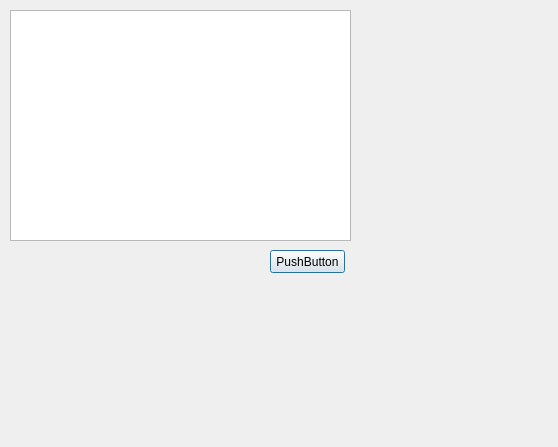
The window that helpdialog.ui (NOOBS-DevTeam/Appendix) describes before a commit, drawn with Qt 5.
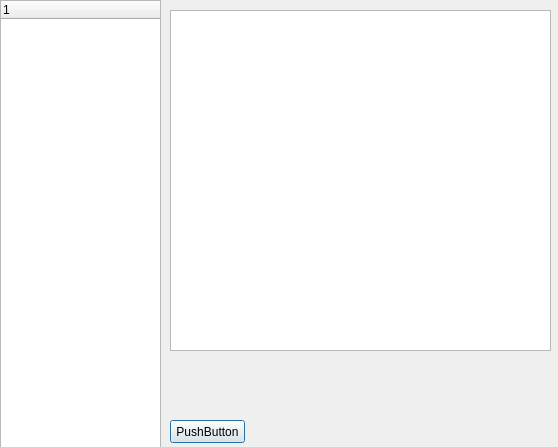
The same window after the commit. Icons and pictures are not drawn.

Commit message: Добавил дерево

Diff of the .ui file:
```diff
--- a/helpdialog.ui
+++ b/helpdialog.ui
@@ -20,18 +20,18 @@
   <widget class="QTextBrowser" name="textBrowser">
    <property name="geometry">
     <rect>
-     <x>10</x>
+     <x>170</x>
      <y>10</y>
-     <width>341</width>
-     <height>231</height>
+     <width>381</width>
+     <height>341</height>
     </rect>
    </property>
   </widget>
   <widget class="QPushButton" name="pushButton">
    <property name="geometry">
     <rect>
-     <x>270</x>
-     <y>250</y>
+     <x>170</x>
+     <y>420</y>
      <width>75</width>
      <height>23</height>
     </rect>
@@ -40,6 +40,21 @@
     <string>PushButton</string>
    </property>
   </widget>
+  <widget class="QTreeWidget" name="treeWidget">
+   <property name="geometry">
+    <rect>
+     <x>0</x>
+     <y>0</y>
+     <width>161</width>
+     <height>451</height>
+    </rect>
+   </property>
+   <column>
+    <property name="text">
+     <string notr="true">1</string>
+    </property>
+   </column>
+  </widget>
  </widget>
  <resources>
   <include location="resources.qrc"/>
```
Left out of the diff: 4 changed lines with no effect on the pictures. The commit also changes 2 other files.
